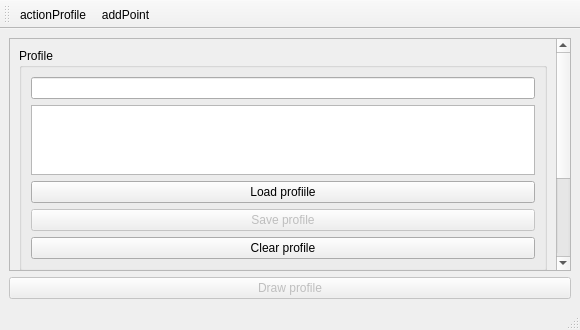
Old version of the form core/ui/toolbars/utilities/profile.ui in the repository ibergis/ibergis_qgis_plugin.
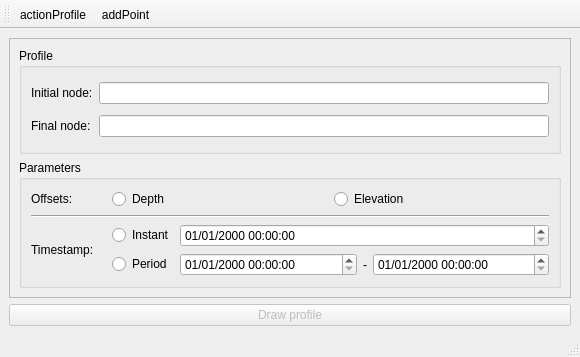
New version of the form. Icons and pictures are not drawn. Custom widgets are drawn as their Qt base class.

Commit message: chore(profile): clean code and ui

Diff of the .ui file:
```diff
--- a/core/ui/toolbars/utilities/profile.ui
+++ b/core/ui/toolbars/utilities/profile.ui
@@ -7,7 +7,7 @@
     <x>0</x>
     <y>0</y>
     <width>580</width>
-    <height>330</height>
+    <height>357</height>
    </rect>
   </property>
   <property name="minimumSize">
@@ -31,8 +31,8 @@
         <rect>
          <x>0</x>
          <y>0</y>
-         <width>539</width>
-         <height>423</height>
+         <width>560</width>
+         <height>251</height>
         </rect>
        </property>
        <layout class="QGridLayout" name="gridLayout">
@@ -42,37 +42,31 @@
            <string>Profile</string>
           </property>
           <layout class="QGridLayout" name="gridLayout_2">
-           <item row="4" column="0" colspan="2">
-            <widget class="QPushButton" name="btn_clear_profile">
+           <item row="0" column="0">
+            <widget class="QLabel" name="lbl_node_init">
              <property name="text">
-              <string>Clear profile</string>
+              <string>Initial node:</string>
              </property>
             </widget>
            </item>
-           <item row="0" column="0" colspan="2">
-            <widget class="QLineEdit" name="txt_profile_id">
-             <property name="toolTip">
-              <string>Optional profile ID</string>
+           <item row="1" column="0">
+            <widget class="QLabel" name="lbl_node_end">
+             <property name="text">
+              <string>Final node:</string>
              </property>
             </widget>
            </item>
-           <item row="3" column="0" colspan="2">
-            <widget class="QPushButton" name="btn_save_profile">
-             <property name="enabled">
-              <bool>false</bool>
+           <item row="0" column="1">
+            <widget class="QLineEdit" name="txt_node_init">
+             <property name="readOnly">
+              <bool>true</bool>
              </property>
-             <property name="text">
-              <string>Save profile</string>
-             </property>
             </widget>
            </item>
-           <item row="1" column="0" colspan="2">
-            <widget class="QListWidget" name="tbl_list_arc"/>
-           </item>
-           <item row="2" column="0" colspan="2">
-            <widget class="QPushButton" name="btn_load_profile">
-             <property name="text">
-              <string>Load profiile</string>
+           <item row="1" column="1">
+            <widget class="QLineEdit" name="txt_node_end">
+             <property name="readOnly">
+              <bool>true</bool>
              </property>
             </widget>
            </item>
```
Left out of the diff: 5 changed lines with no effect on the pictures. The commit also changes 1 other file.
